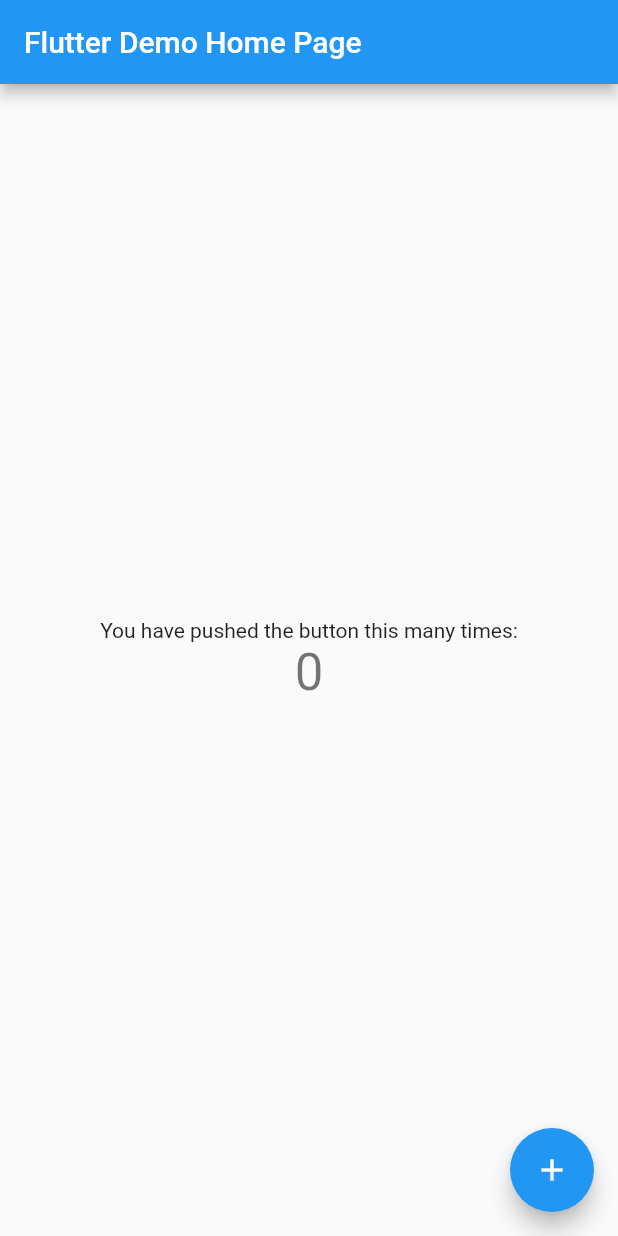
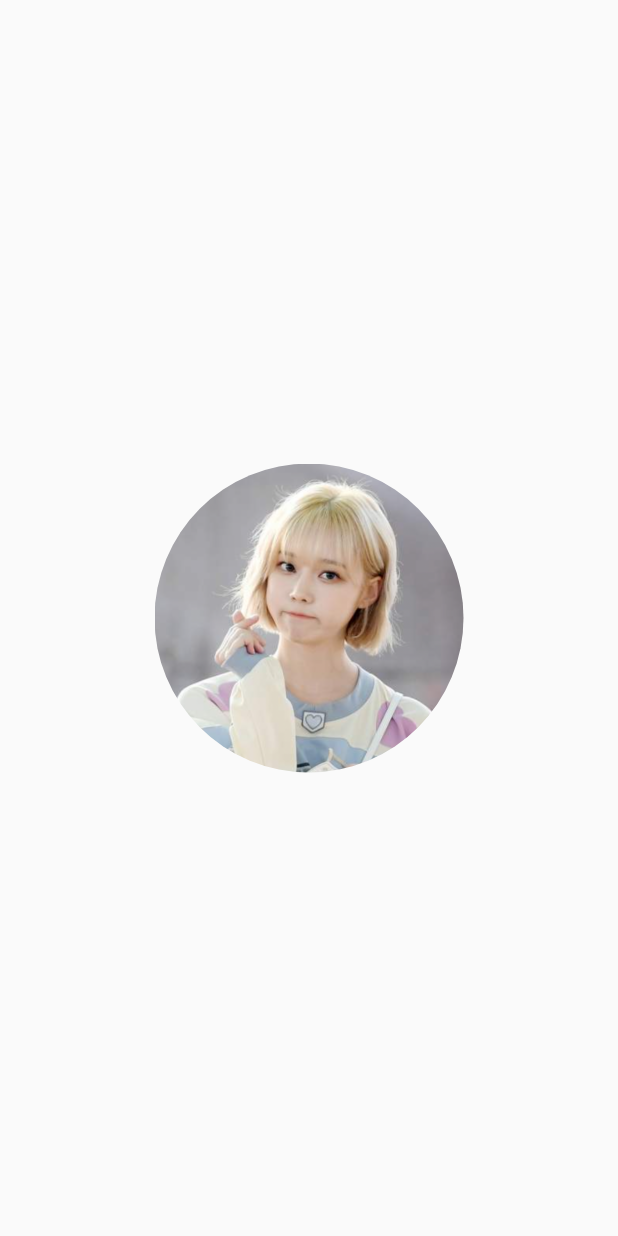
Before and after one commit to bluemiv/flutter-berry-common-widget, a Flutter app: the screen it shows after launch, on a phone screen of 412 x 824 dp. Run offline on Flutter 3.47's test engine with Material 2 defaults, Android fonts, the phone set to English and light mode, and no system bars.

Commit message:
feat: CircleImage 위젯 개발

```diff
--- /dev/null
+++ b/lib/circle_image.dart
@@ -0,0 +1,32 @@
+import 'package:flutter/material.dart';
+
+class CircleImage extends StatelessWidget {
+  const CircleImage({
+    Key? key,
+    required this.imagePath,
+    this.padding,
+    this.margin,
+    this.width,
+    this.height,
+    this.radius,
+  }) : super(key: key);
+
+  final String imagePath;
+  final EdgeInsetsGeometry? padding, margin;
+  final double? width, height, radius;
+
+  @override
+  Widget build(BuildContext context) {
+    final double screenWidth = MediaQuery.of(context).size.width;
+    return Container(
+      padding: padding ?? EdgeInsets.zero,
+      margin: margin ?? EdgeInsets.zero,
+      width: width ?? screenWidth / 2,
+      height: height ?? screenWidth / 2,
+      child: ClipRRect(
+        borderRadius: BorderRadius.circular(radius ?? screenWidth),
+        child: Image.asset(imagePath),
+      ),
+    );
+  }
+}
--- a/lib/main.dart
+++ b/lib/main.dart
@@ -1,3 +1,4 @@
+import 'package:berry_common/circle_image.dart';
 import 'package:flutter/material.dart';
 
 void main() {
@@ -7,109 +8,39 @@ void main() {
 class MyApp extends StatelessWidget {
   const MyApp({super.key});
 
-  // This widget is the root of your application.
   @override
   Widget build(BuildContext context) {
     return MaterialApp(
-      title: 'Flutter Demo',
+      title: 'Berry common widget',
+      debugShowCheckedModeBanner: false,
       theme: ThemeData(
-        // This is the theme of your application.
-        //
-        // Try running your application with "flutter run". You'll see the
-        // application has a blue toolbar. Then, without quitting the app, try
-        // changing the primarySwatch below to Colors.green and then invoke
-        // "hot reload" (press "r" in the console where you ran "flutter run",
-        // or simply save your changes to "hot reload" in a Flutter IDE).
-        // Notice that the counter didn't reset back to zero; the application
-        // is not restarted.
         primarySwatch: Colors.blue,
       ),
-      home: const MyHomePage(title: 'Flutter Demo Home Page'),
+      home: const Home(),
     );
   }
 }
 
-class MyHomePage extends StatefulWidget {
-  const MyHomePage({super.key, required this.title});
-
-  // This widget is the home page of your application. It is stateful, meaning
-  // that it has a State object (defined below) that contains fields that affect
-  // how it looks.
-
-  // This class is the configuration for the state. It holds the values (in this
-  // case the title) provided by the parent (in this case the App widget) and
-  // used by the build method of the State. Fields in a Widget subclass are
-  // always marked "final".
-
-  final String title;
-
-  @override
-  State<MyHomePage> createState() => _MyHomePageState();
-}
-
-class _MyHomePageState extends State<MyHomePage> {
-  int _counter = 0;
-
-  void _incrementCounter() {
-    setState(() {
-      // This call to setState tells the Flutter framework that something has
-      // changed in this State, which causes it to rerun the build method below
-      // so that the display can reflect the updated values. If we changed
-      // _counter without calling setState(), then the build method would not be
-      // called again, and so nothing would appear to happen.
-      _counter++;
-    });
-  }
+class Home extends StatelessWidget {
+  const Home({Key? key}) : super(key: key);
 
   @override
   Widget build(BuildContext context) {
-    // This method is rerun every time setState is called, for instance as done
-    // by the _incrementCounter method above.
-    //
-    // The Flutter framework has been optimized to make rerunning build methods
-    // fast, so that you can just rebuild anything that needs updating rather
-    // than having to individually change instances of widgets.
     return Scaffold(
-      appBar: AppBar(
-        // Here we take the value from the MyHomePage object that was created by
-        // the App.build method, and use it to set our appbar title.
-        title: Text(widget.title),
-      ),
-      body: Center(
-        // Center is a layout widget. It takes a single child and positions it
-        // in the middle of the parent.
-        child: Column(
-          // Column is also a layout widget. It takes a list of children and
-          // arranges them vertically. By default, it sizes itself to fit its
-          // children horizontally, and tries to be as tall as its parent.
-          //
-          // Invoke "debug painting" (press "p" in the console, choose the
-          // "Toggle Debug Paint" action from the Flutter Inspector in Android
-          // Studio, or the "Toggle Debug Paint" command in Visual Studio Code)
-          // to see the wireframe for each widget.
-          //
-          // Column has various properties to control how it sizes itself and
-          // how it positions its children. Here we use mainAxisAlignment to
-          // center the children vertically; the main axis here is the vertical
-          // axis because Columns are vertical (the cross axis would be
-          // horizontal).
-          mainAxisAlignment: MainAxisAlignment.center,
-          children: <Widget>[
-            const Text(
-              'You have pushed the button this many times:',
-            ),
-            Text(
-              '$_counter',
-              style: Theme.of(context).textTheme.headline4,
-            ),
-          ],
+      body: SafeArea(
+        child: SizedBox(
+          width: double.infinity,
+          child: Column(
+            crossAxisAlignment: CrossAxisAlignment.center,
+            mainAxisAlignment: MainAxisAlignment.center,
+            children: const [
+              CircleImage(
+                imagePath: "assets/images/person-winter.png",
+              )
+            ],
+          ),
         ),
       ),
-      floatingActionButton: FloatingActionButton(
-        onPressed: _incrementCounter,
-        tooltip: 'Increment',
-        child: const Icon(Icons.add),
-      ), // This trailing comma makes auto-formatting nicer for build methods.
     );
   }
 }
--- a/pubspec.yaml
+++ b/pubspec.yaml
@@ -60,9 +60,8 @@ flutter:
   uses-material-design: true
 
   # To add assets to your application, add an assets section, like this:
-  # assets:
-  #   - images/a_dot_burr.jpeg
-  #   - images/a_dot_ham.jpeg
+  assets:
+    - assets/images/
 
   # An image asset can refer to one or more resolution-specific "variants", see
   # https://flutter.dev/assets-and-images/#resolution-aware
```
Also changed, not shown: assets/images/person-winter.png (added).
